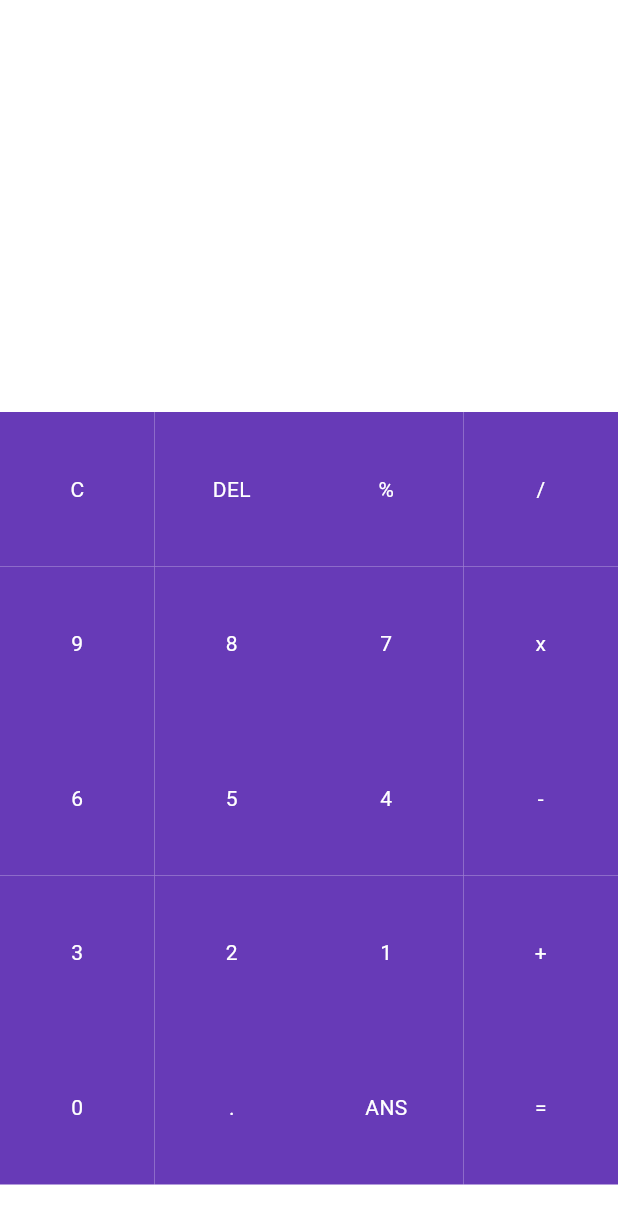
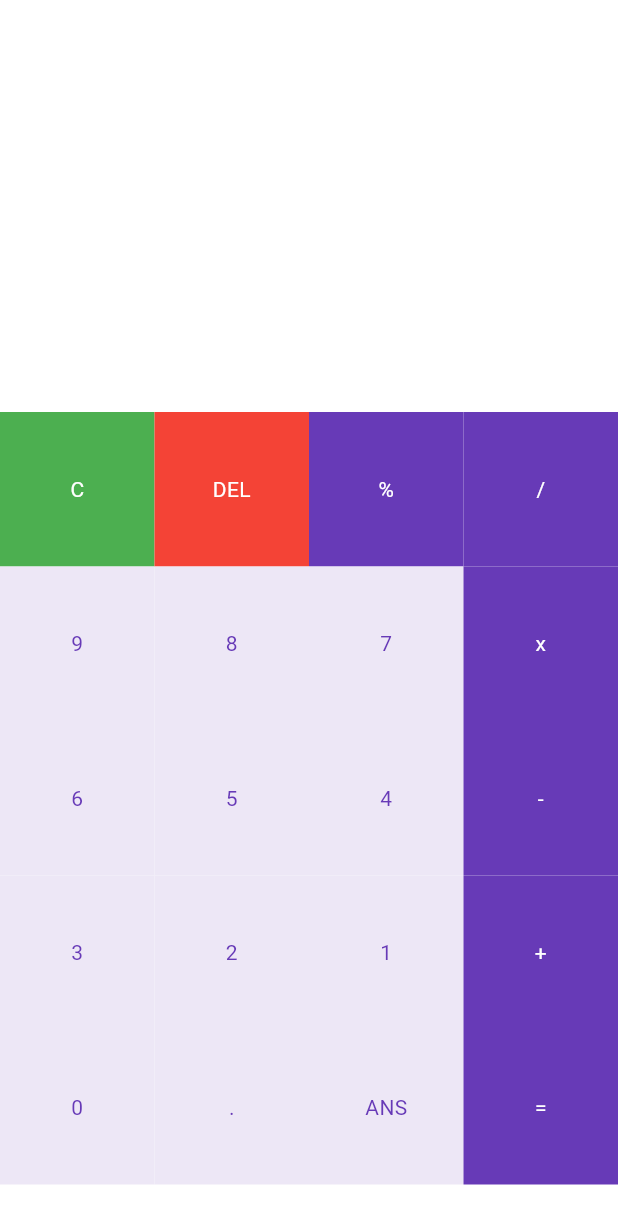
Before and after one commit to Rafsanchowdhury/ca, a Flutter app: the screen it shows after launch, on a phone screen of 412 x 824 dp. Shown: the top 1224 px of the screen. Run offline on Flutter 3.47's test engine with Material 3 defaults, Android fonts, the phone set to English and light mode, and no system bars.

Commit message:
process 2 Completed

```diff
--- a/lib/main.dart
+++ b/lib/main.dart
@@ -59,11 +59,29 @@ class _HomePageState extends State<HomePage> {
                   crossAxisCount: 4,
                 ),
                 itemBuilder: (BuildContext context, int index) {
-                  return MyButton(
-                    buttonText: buttons[index],
-                    color: Colors.deepPurple,
-                    textColor: Colors.white,
-                  );
+                  if (index == 0) {
+                    return MyButton(
+                      buttonText: buttons[index],
+                      color: Colors.green,
+                      textColor: Colors.white,
+                    );
+                  } else if (index == 1) {
+                    return MyButton(
+                      buttonText: buttons[index],
+                      color: Colors.red,
+                      textColor: Colors.white,
+                    );
+                  } else {
+                    return MyButton(
+                      buttonText: buttons[index],
+                      color: isOperator(buttons[index])
+                          ? Colors.deepPurple
+                          : Colors.deepPurple[50],
+                      textColor: isOperator(buttons[index])
+                          ? Colors.white
+                          : Colors.deepPurple,
+                    );
+                  }
                 },
               ),
             ),
@@ -71,6 +89,13 @@ class _HomePageState extends State<HomePage> {
         ],
       ),
     );
+  }
+
+  bool isOperator(String x) {
+    if (x == '%' || x == '/' || x == 'x' || x == '-' || x == '+' || x == '=') {
+      return true;
+    }
+    return false;
   }
 }
 
```
